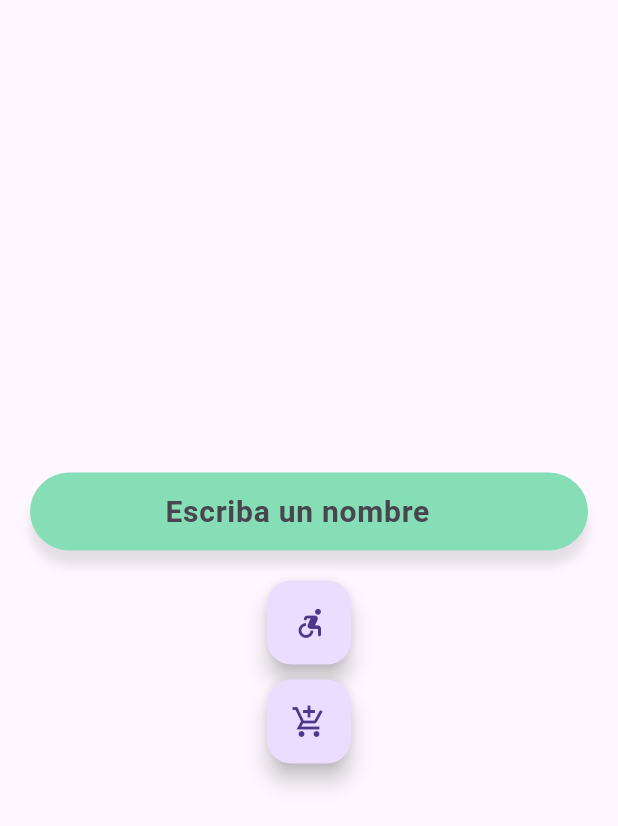
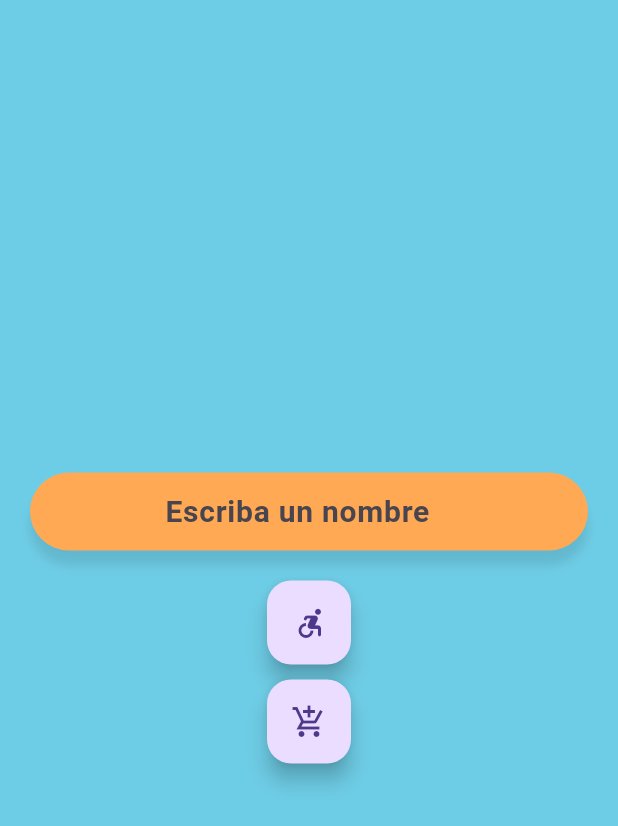
Before and after one commit to JulianOjea/triptolemus, a Flutter app: the screen it shows after launch, on a phone screen of 412 x 824 dp. Shown: the top 826 px of the screen. Run offline on Flutter 3.47's test engine with Material 3 defaults, Android fonts, the phone set to English and light mode, and no system bars.

Commit message:
Add minimal color change

```diff
--- a/lib/views/players_view.dart
+++ b/lib/views/players_view.dart
@@ -1,5 +1,6 @@
 import 'package:flutter/material.dart';
 import 'package:provider/provider.dart';
+import 'package:triptolemus/constants/colors.dart';
 
 import 'package:triptolemus/services/player_service.dart';
 import 'package:triptolemus/widgets/PlayerInput.dart';
@@ -27,6 +28,7 @@ class _PlayersViewState extends State<PlayersView> {
     final playerList = Provider.of<PlayerList>(context, listen: false);
 
     return Scaffold(
+      backgroundColor: AppColor.blue,
       body: Center(
         child: SingleChildScrollView(
           child: Column(
--- a/lib/widgets/PlayerInput.dart
+++ b/lib/widgets/PlayerInput.dart
@@ -19,7 +19,7 @@ class PlayerInput extends StatelessWidget {
       padding: const EdgeInsets.only(top: 2, left: 5, bottom: 2, right: 20),
       margin: const EdgeInsets.only(bottom: 20, left: 20, right: 20),
       decoration: BoxDecoration(
-        color: AppColor.green,
+        color: AppColor.orange,
         borderRadius: BorderRadius.circular(30),
         boxShadow: <BoxShadow>[
           BoxShadow(
```
